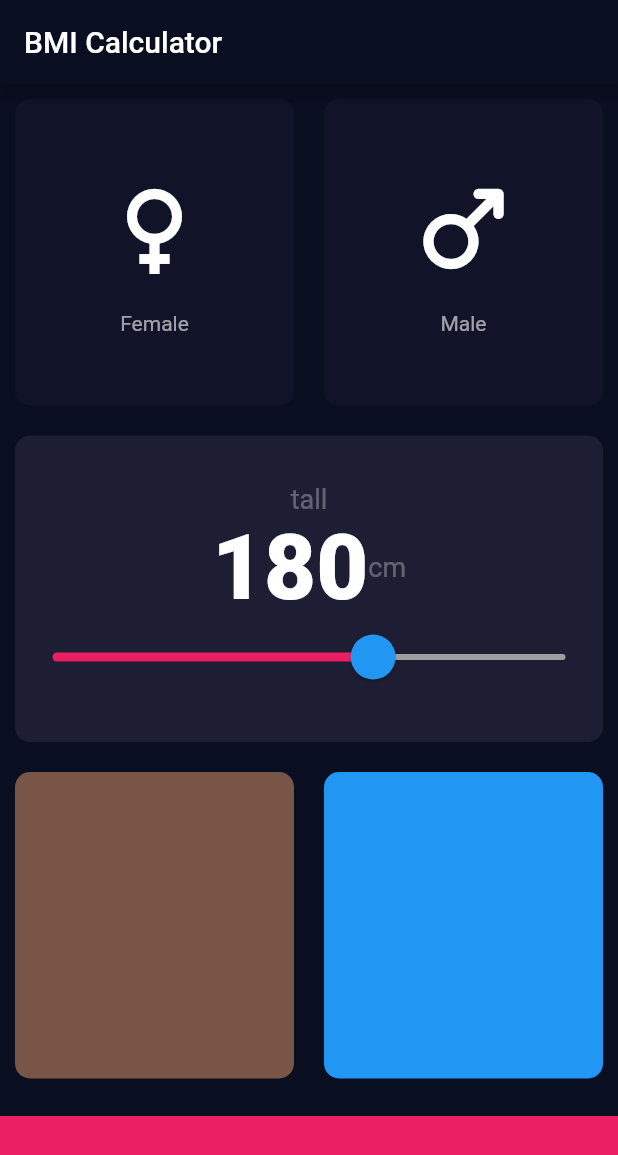
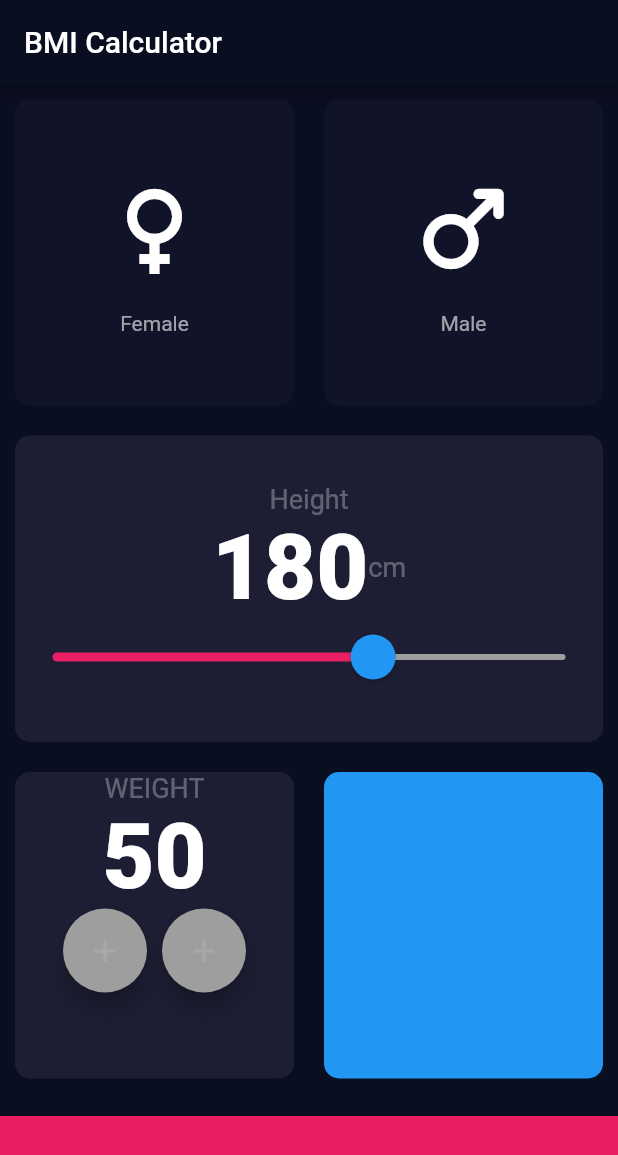
Before and after one commit to cmskzhan/flutter, a Flutter app: the screen it shows after launch, on a phone screen of 412 x 824 dp. Shown: the top 1155 px of the screen. Run offline on Flutter 3.47's test engine with Material 2 defaults, Android fonts, the light colour scheme and no system bars.

Commit message:
add basic floatActionButton

```diff
--- a/lib/input_page.dart
+++ b/lib/input_page.dart
@@ -7,6 +7,7 @@
 const inactiveCardColor = Color(0xFF111328);
 const bottomContainerColor = Colors.pink;
 int initialTall = 180;
+int initialHeavy = 50;
 enum gender {male, female}
 
 const labelTextStyle =  TextStyle(fontSize: 18, color: Colors.white30);
@@ -61,7 +62,7 @@
               cardChild: Column(
                 mainAxisAlignment: MainAxisAlignment.center,
                 children: [
-                  Text("tall", style: labelTextStyle),
+                  Text("Height", style: labelTextStyle),
                   Row(
                     mainAxisAlignment: MainAxisAlignment.center,
                     textBaseline: TextBaseline.alphabetic, //bring unit down as subscriber
@@ -86,7 +87,31 @@
           Expanded(
             child: Row(
               children: [
-                Expanded(child: MyContainer(c: Colors.brown)),
+                Expanded(child: MyContainer(
+                  c: activeCardColor,
+                  cardChild: Column(
+                    children: [
+                      Text("WEIGHT", style: labelTextStyle,),
+                      Text(initialHeavy.toString(), style: boldNumberStyle,),
+                      Row(
+                        mainAxisAlignment: MainAxisAlignment.center,
+                        children: [
+                          FloatingActionButton(
+                            onPressed: () {print("weight plus pressed");},
+                            backgroundColor: Colors.grey,
+                            child: Icon(Icons.add, color: Colors.white10,),
+                            ),
+                          SizedBox(width: 10,),
+                          FloatingActionButton(
+                            onPressed: () {print("weight minus pressed");},
+                            backgroundColor: Colors.grey,
+                            child: Icon(Icons.add, color: Colors.white10,),
+                            ),
+                        ],
+                      )
+                    ],
+                  ),
+                )),
                 Expanded(child: MyContainer(c: Colors.blue)),
               ],
             ),
```
